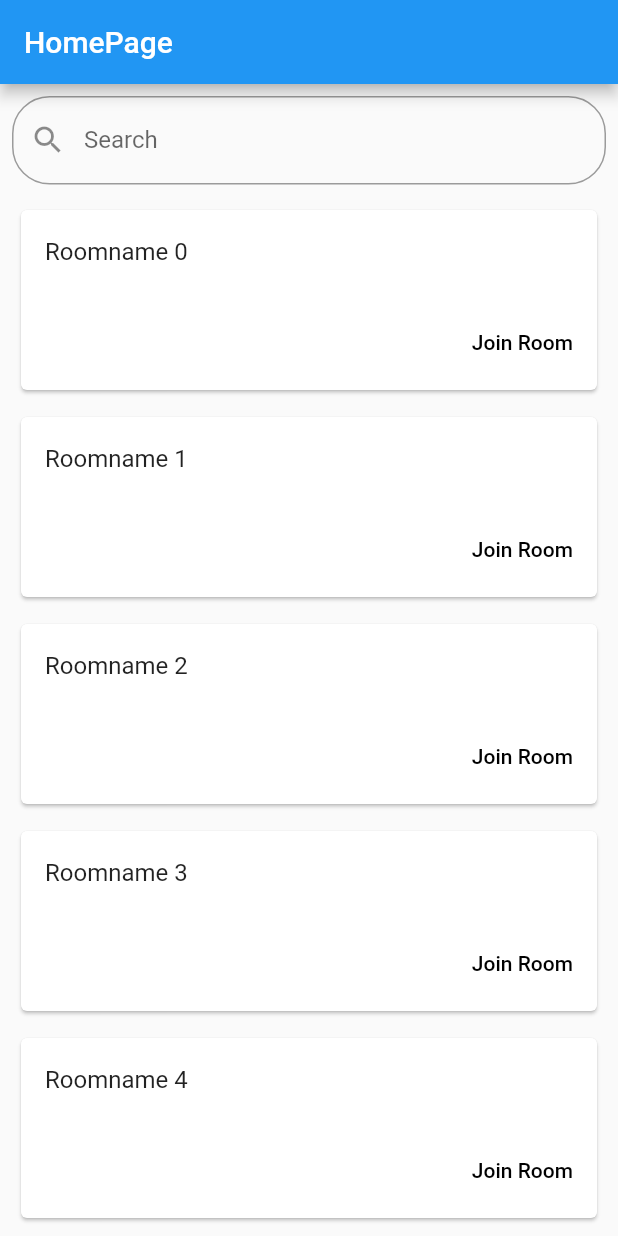
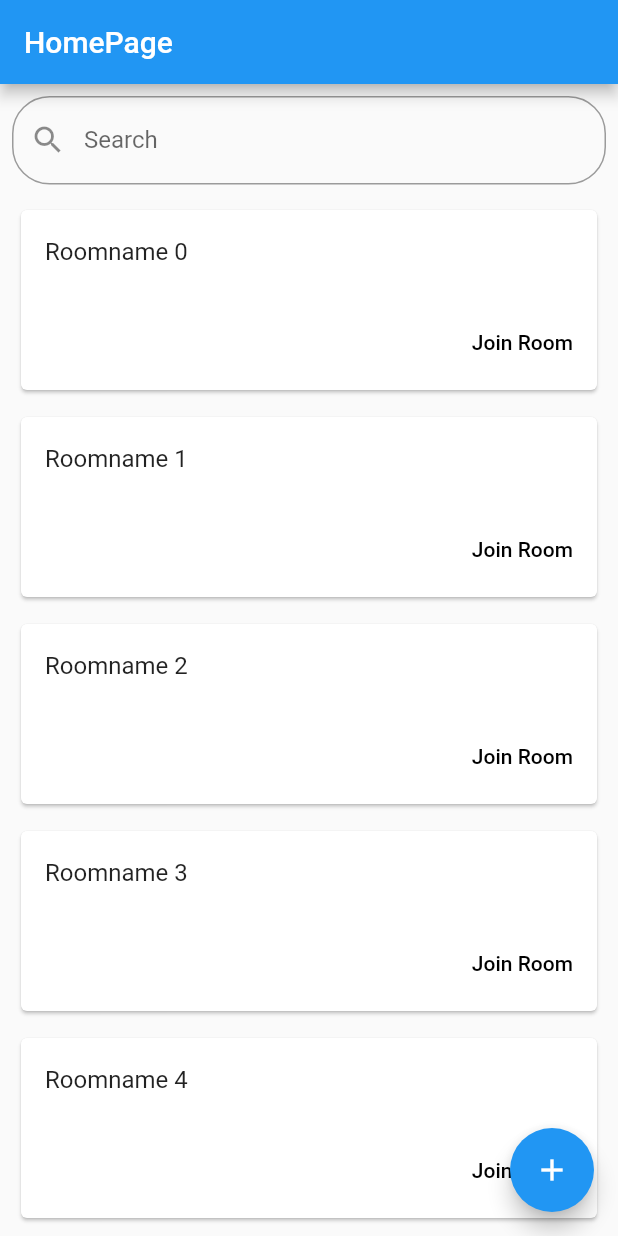
Before and after one commit to Murmelmunz/mop_frontend, a Flutter app: the screen it shows after launch, on a phone screen of 412 x 824 dp. Run offline on Flutter 3.47's test engine with Material 2 defaults, Android fonts, the phone set to English and light mode, and no system bars.

Commit message:
added route for Create Room

```diff
--- a/lib/screens/search_room.dart
+++ b/lib/screens/search_room.dart
@@ -108,6 +108,12 @@ class _MyHomePageState extends State<SearchRoomPage> {
           ],
         ),
       ),
+      floatingActionButton: FloatingActionButton(
+          onPressed: () {
+            Navigator.of(context).pushNamed('/create_room', arguments: 456);
+          },
+        child: Icon(Icons.add),
+      ),
     );
   }
 }
```
Also changed, not shown: pubspec.lock.
